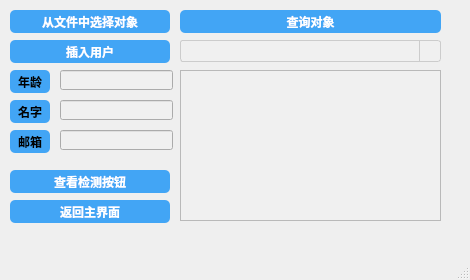
First picture: the form in user.ui, repository nylttpgg09/FluoTest, before the edit.
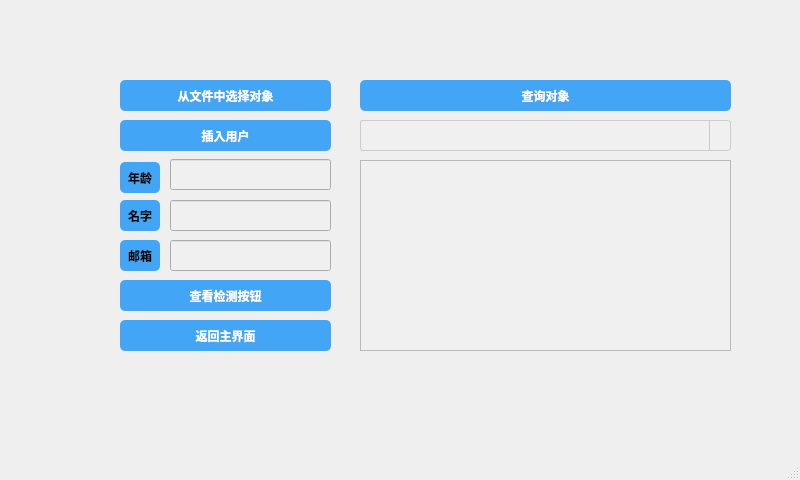
Second picture: the form after the edit.

The edit to the form file:
```diff
--- a/user.ui
+++ b/user.ui
@@ -6,8 +6,8 @@
    <rect>
     <x>0</x>
     <y>0</y>
-    <width>470</width>
-    <height>280</height>
+    <width>800</width>
+    <height>480</height>
    </rect>
   </property>
   <property name="windowTitle">
@@ -17,10 +17,10 @@
    <widget class="QPushButton" name="load_user_button">
     <property name="geometry">
      <rect>
-      <x>10</x>
-      <y>10</y>
-      <width>160</width>
-      <height>23</height>
+      <x>120</x>
+      <y>80</y>
+      <width>211</width>
+      <height>31</height>
      </rect>
     </property>
     <property name="styleSheet">
@@ -33,10 +33,6 @@
     border: none; /* 取消边框 */
     border-radius: 5px;
     padding: 5px;
-    min-width: 150px; /* 设置最小宽度 */
-    max-width: 150px; /* 设置最大宽度 */
-    min-height: 13px; /* 设置最小高度 */
-    max-height: 13px; /* 设置最大高度 */
 }
 
 QPushButton:hover {
@@ -54,10 +50,10 @@
    <widget class="QPushButton" name="view_detection_button">
     <property name="geometry">
      <rect>
-      <x>10</x>
-      <y>170</y>
-      <width>160</width>
-      <height>23</height>
+      <x>120</x>
+      <y>280</y>
+      <width>211</width>
+      <height>31</height>
      </rect>
     </property>
     <property name="styleSheet">
@@ -70,10 +66,6 @@
     border: none; /* 取消边框 */
     border-radius: 5px;
     padding: 5px;
-    min-width: 150px; /* 设置最小宽度 */
-    max-width: 150px; /* 设置最大宽度 */
-    min-height: 13px; /* 设置最小高度 */
-    max-height: 13px; /* 设置最大高度 */
 }
 
 QPushButton:hover {
@@ -91,10 +83,10 @@
    <widget class="QPushButton" name="insert_user_button">
     <property name="geometry">
      <rect>
-      <x>10</x>
-      <y>40</y>
-      <width>160</width>
-      <height>23</height>
+      <x>120</x>
+      <y>120</y>
+      <width>211</width>
+      <height>31</height>
      </rect>
     </property>
     <property name="styleSheet">
@@ -107,10 +99,7 @@
     border: none; /* 取消边框 */
     border-radius: 5px;
     padding: 5px;
-    min-width: 150px; /* 设置最小宽度 */
-    max-width: 150px; /* 设置最大宽度 */
-    min-height: 13px; /* 设置最小高度 */
-    max-height: 13px; /* 设置最大高度 */
+
 }
 
 QPushButton:hover {
@@ -128,10 +117,10 @@
    <widget class="QPushButton" name="back_button">
     <property name="geometry">
      <rect>
-      <x>10</x>
-      <y>200</y>
-      <width>160</width>
-      <height>23</height>
+      <x>120</x>
+      <y>320</y>
+      <width>211</width>
+      <height>31</height>
      </rect>
     </property>
     <property name="styleSheet">
@@ -144,10 +133,7 @@
     border: none; /* 取消边框 */
     border-radius: 5px;
     padding: 5px;
-    min-width: 150px; /* 设置最小宽度 */
-    max-width: 150px; /* 设置最大宽度 */
-    min-height: 13px; /* 设置最小高度 */
-    max-height: 13px; /* 设置最大高度 */
+
 }
 
 QPushButton:hover {
@@ -165,10 +151,10 @@
    <widget class="QPushButton" name="query_button">
     <property name="geometry">
      <rect>
-      <x>180</x>
-      <y>10</y>
-      <width>261</width>
-      <height>23</height>
+      <x>360</x>
+      <y>80</y>
+      <width>371</width>
+      <height>31</height>
      </rect>
     </property>
     <property name="styleSheet">
@@ -181,10 +167,6 @@
     border: none; /* 取消边框 */
     border-radius: 5px;
     padding: 5px;
-    min-width: 251px; /* 设置最小宽度 */
-    max-width: 251px; /* 设置最大宽度 */
-    min-height: 13px; /* 设置最小高度 */
-    max-height: 13px; /* 设置最大高度 */
 }
 
 QPushButton:hover {
@@ -202,10 +184,10 @@
    <widget class="QLineEdit" name="age_input">
     <property name="geometry">
      <rect>
-      <x>60</x>
-      <y>70</y>
-      <width>113</width>
-      <height>20</height>
+      <x>170</x>
+      <y>159</y>
+      <width>161</width>
+      <height>31</height>
      </rect>
     </property>
     <property name="styleSheet">
@@ -219,10 +201,10 @@
    <widget class="QLineEdit" name="username_input">
     <property name="geometry">
      <rect>
-      <x>60</x>
-      <y>100</y>
-      <width>113</width>
-      <height>20</height>
+      <x>170</x>
+      <y>200</y>
+      <width>161</width>
+      <height>31</height>
      </rect>
     </property>
     <property name="styleSheet">
@@ -233,10 +215,10 @@
    <widget class="QLineEdit" name="email_input">
     <property name="geometry">
      <rect>
-      <x>60</x>
-      <y>130</y>
-      <width>113</width>
-      <height>20</height>
+      <x>170</x>
+      <y>240</y>
+      <width>161</width>
+      <height>31</height>
      </rect>
     </property>
     <property name="styleSheet">
@@ -247,10 +229,10 @@
    <widget class="QTableView" name="table_view">
     <property name="geometry">
      <rect>
-      <x>180</x>
-      <y>70</y>
-      <width>261</width>
-      <height>151</height>
+      <x>360</x>
+      <y>160</y>
+      <width>371</width>
+      <height>191</height>
      </rect>
     </property>
     <property name="styleSheet">
@@ -280,10 +262,10 @@
    <widget class="QComboBox" name="query_combobox">
     <property name="geometry">
      <rect>
-      <x>180</x>
-      <y>40</y>
-      <width>261</width>
-      <height>22</height>
+      <x>360</x>
+      <y>120</y>
+      <width>371</width>
+      <height>31</height>
      </rect>
     </property>
     <property name="styleSheet">
@@ -322,10 +304,10 @@
    <widget class="QLabel" name="label">
     <property name="geometry">
      <rect>
-      <x>10</x>
-      <y>70</y>
+      <x>120</x>
+      <y>162</y>
       <width>40</width>
-      <height>23</height>
+      <height>31</height>
      </rect>
     </property>
     <property name="styleSheet">
@@ -337,10 +319,7 @@
     border: none;
     border-radius: 5px;
     padding: 5px;
-    min-width: 30px;
-    max-width: 30px;
-    min-height: 13px;
-    max-height: 13px;
+
     text-align: center;</string>
     </property>
     <property name="text">
@@ -350,10 +329,10 @@
    <widget class="QLabel" name="label_2">
     <property name="geometry">
      <rect>
-      <x>10</x>
-      <y>100</y>
+      <x>120</x>
+      <y>200</y>
       <width>40</width>
-      <height>23</height>
+      <height>31</height>
      </rect>
     </property>
     <property name="styleSheet">
@@ -365,10 +344,6 @@
     border: none;
     border-radius: 5px;
     padding: 5px;
-    min-width: 30px;
-    max-width: 30px;
-    min-height: 13px;
-    max-height: 13px;
     text-align: center;</string>
     </property>
     <property name="text">
@@ -378,10 +353,10 @@
    <widget class="QLabel" name="label_3">
     <property name="geometry">
      <rect>
-      <x>10</x>
-      <y>130</y>
+      <x>120</x>
+      <y>240</y>
       <width>40</width>
-      <height>23</height>
+      <height>31</height>
      </rect>
     </property>
     <property name="styleSheet">
@@ -393,10 +368,6 @@
     border: none;
     border-radius: 5px;
     padding: 5px;
-    min-width: 30px;
-    max-width: 30px;
-    min-height: 13px;
-    max-height: 13px;
     text-align: center;</string>
     </property>
     <property name="text">
```
Left out of the diff: 2 changed lines with no effect on the pictures.
